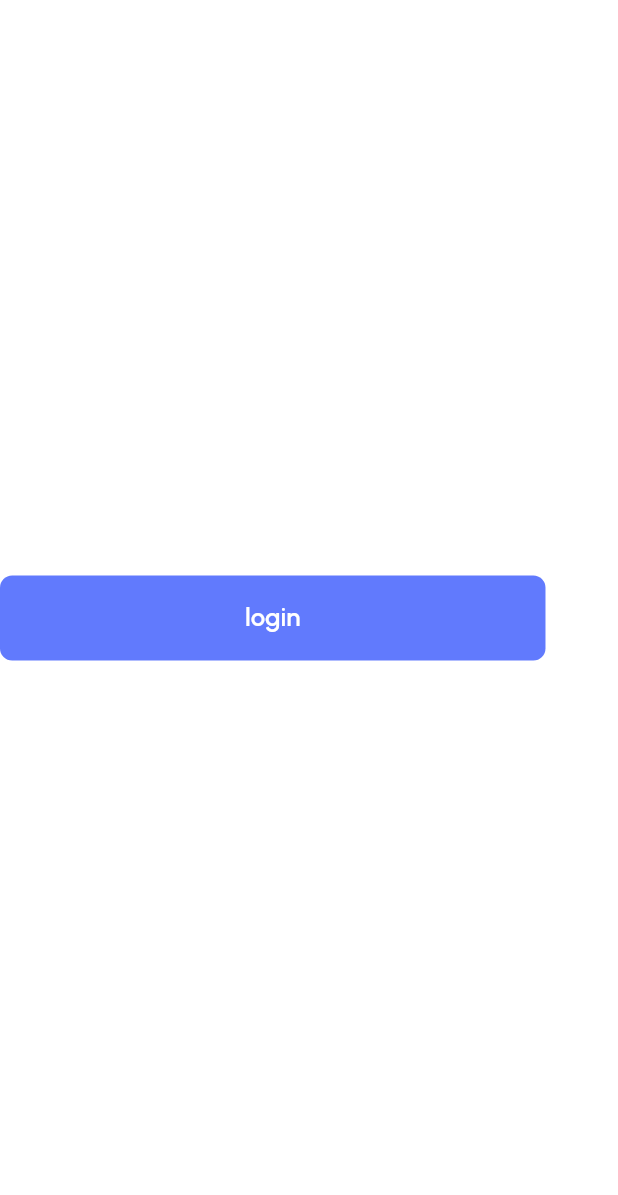
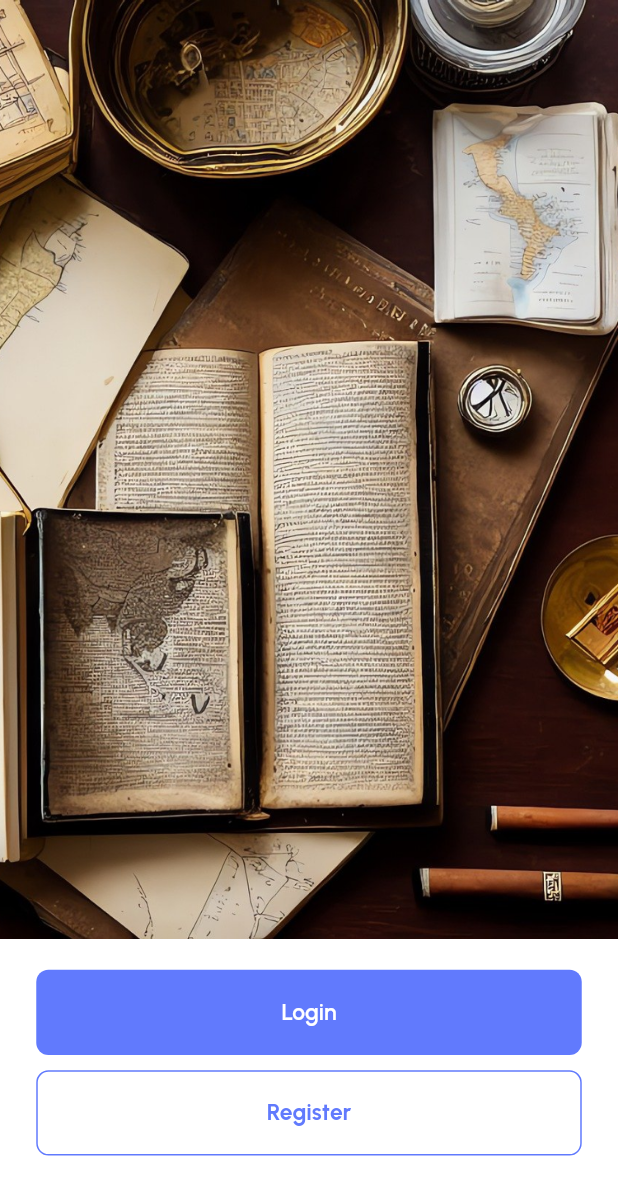
Before and after one commit to IbrahimElbazz/finance_ui, a Flutter app: the screen it shows after launch, on a phone screen of 412 x 824 dp. Shown: the top 1195 px of the screen. Run offline on Flutter 3.47's test engine with Material 3 defaults, Android fonts, the phone set to English and light mode, and no system bars; our stand-ins replace flutter_screenutil, flutter_svg, go_router.

Commit message:
welcome screen done & add app router

```diff
--- /dev/null
+++ b/lib/core/routing/app_router.dart
@@ -0,0 +1,30 @@
+import 'package:finance_ui/core/routing/routes.dart';
+import 'package:finance_ui/feature/login/login_screen.dart';
+import 'package:finance_ui/feature/welcome/welcome_screen.dart';
+import 'package:flutter/material.dart';
+import 'package:go_router/go_router.dart';
+
+class AppRouter {
+  static final GoRouter router = GoRouter(
+    initialLocation: '/',
+    errorBuilder: (context, state) {
+      return Scaffold(body: Center(child: Text('not found page')));
+    },
+    routes: <RouteBase>[
+      GoRoute(
+        path: '/',
+        name: AppRoutes.welcomeScreen,
+        builder: (BuildContext context, GoRouterState state) {
+          return const WelcomeScreen();
+        },
+      ),
+      GoRoute(
+        path: AppRoutes.loginScreen,
+        name: AppRoutes.loginScreen,
+        builder: (BuildContext context, GoRouterState state) {
+          return const LoginScreen();
+        },
+      ),
+    ],
+  );
+}
--- /dev/null
+++ b/lib/core/routing/routes.dart
@@ -0,0 +1,4 @@
+class AppRoutes {
+  static const String welcomeScreen = 'welcomeScreen';
+  static const String loginScreen = 'loginScreen';
+}
--- /dev/null
+++ b/lib/core/widgets/custom_outline_button.dart
@@ -0,0 +1,37 @@
+import 'package:finance_ui/core/styling/app_colors.dart';
+import 'package:flutter/material.dart';
+import 'package:flutter_screenutil/flutter_screenutil.dart';
+
+class CustomOutlineButton extends StatelessWidget {
+  final VoidCallback onPressed;
+  final Widget child;
+  final Color color;
+
+  const CustomOutlineButton({
+    super.key,
+    required this.onPressed,
+    required this.child,
+    required this.color,
+  });
+
+  @override
+  Widget build(BuildContext context) {
+    return SizedBox(
+      width: 331.w,
+      height: 56.h,
+      child: ElevatedButton(
+        onPressed: onPressed,
+        style: ElevatedButton.styleFrom(
+          foregroundColor: Theme.of(context).colorScheme.onPrimary,
+          backgroundColor: AppColors.white,
+          elevation: 0,
+          shape: RoundedRectangleBorder(
+            side: BorderSide(color: color ?? AppColors.primary),
+            borderRadius: BorderRadius.circular(8.r),
+          ),
+        ),
+        child: child,
+      ),
+    );
+  }
+}
--- /dev/null
+++ b/lib/feature/welcome/welcome_screen.dart
@@ -0,0 +1,55 @@
+import 'package:finance_ui/core/routing/routes.dart';
+import 'package:finance_ui/core/styling/app_colors.dart';
+import 'package:finance_ui/core/styling/app_style.dart';
+import 'package:finance_ui/core/widgets/custom_button.dart';
+import 'package:finance_ui/core/widgets/custom_outline_button.dart';
+import 'package:flutter/material.dart';
+import 'package:flutter_screenutil/flutter_screenutil.dart';
+import 'package:go_router/go_router.dart';
+
+class WelcomeScreen extends StatelessWidget {
+  const WelcomeScreen({super.key});
+
+  @override
+  Widget build(BuildContext context) {
+    return Scaffold(
+      body: Column(
+        mainAxisAlignment: MainAxisAlignment.start,
+
+        children: [
+          Image.asset('assets/images/welcom.png'),
+          SizedBox(height: 20.h),
+
+          CustomButton(
+            onPressed: () {
+              context.pushNamed(AppRoutes.loginScreen);
+            },
+            color: AppColors.primary,
+            child: Text('Login', style: AppStyle.whiteW600S15),
+          ),
+          SizedBox(height: 10.h),
+          CustomOutlineButton(
+            onPressed: () {},
+            color: AppColors.primary,
+            child: Text(
+              'Register',
+              style: AppStyle.primaryW700S30.copyWith(fontSize: 15.sp),
+            ),
+          ),
+          SizedBox(height: 50.h),
+          Text(
+            'Continue as a guest',
+            style: TextStyle(
+              fontSize: 15.sp,
+              color: AppColors.primaryDark,
+              fontWeight: FontWeight.w700,
+              decoration: TextDecoration.underline,
+              decorationColor: AppColors.primaryDark,
+              decorationThickness: 2,
+            ),
+          ),
+        ],
+      ),
+    );
+  }
+}
--- a/lib/finance.dart
+++ b/lib/finance.dart
@@ -1,7 +1,5 @@
-import 'package:finance_ui/core/styling/app_colors.dart';
-import 'package:finance_ui/core/styling/app_style.dart';
+import 'package:finance_ui/core/routing/app_router.dart';
 import 'package:finance_ui/core/styling/app_theme.dart';
-import 'package:finance_ui/core/widgets/custom_button.dart';
 import 'package:flutter/material.dart';
 import 'package:flutter_screenutil/flutter_screenutil.dart';
 
@@ -10,27 +8,16 @@ class Finance extends StatelessWidget {
 
   @override
   Widget build(BuildContext context) {
+    ScreenUtil.init(context, designSize: const Size(375, 812));
     return ScreenUtilInit(
       designSize: const Size(375, 812),
       minTextAdapt: true,
       splitScreenMode: true,
-      child: MaterialApp(
+      child: MaterialApp.router(
         theme: AppTheme.lightTheme,
         debugShowCheckedModeBanner: false,
         title: 'Finance',
-        home: Scaffold(
-          body: Column(
-            mainAxisAlignment: MainAxisAlignment.center,
-            crossAxisAlignment: CrossAxisAlignment.center,
-            children: [
-              CustomButton(
-                onPressed: () {},
-                color: AppColors.primary,
-                child: Text('login', style: AppStyle.whiteW600S15),
-              ),
-            ],
-          ),
-        ),
+        routerConfig: AppRouter.router,
       ),
     );
   }
```
Also changed, not shown: lib/core/widgets/custom_text_field.dart (added, +36 -0 lines), lib/feature/login/login_screen.dart (added, +27 -0 lines), pubspec.yaml (+6 -8 lines), assets/images/welcom.png (added), assets/svgs/eye.svg (added), pubspec.lock.
